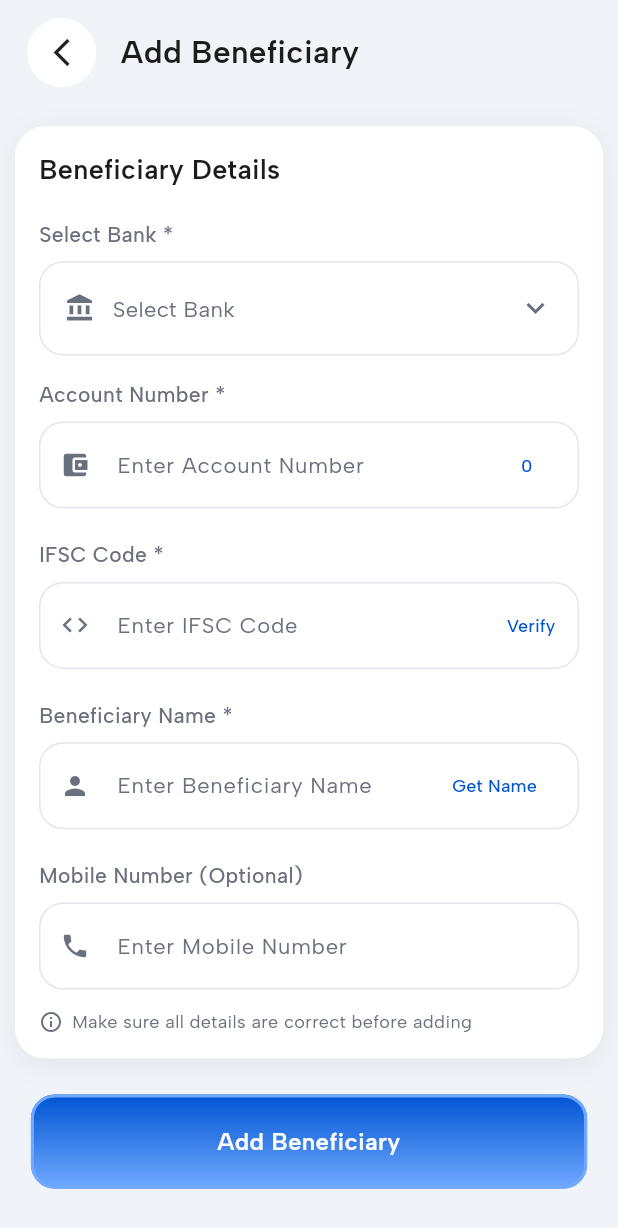
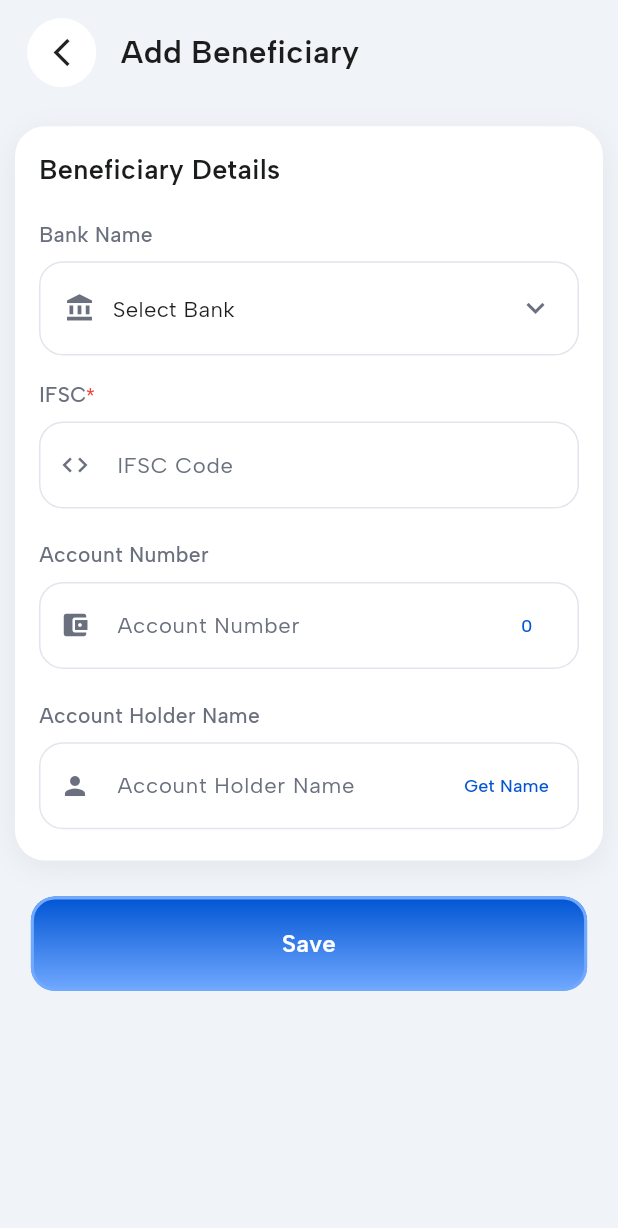
Before and after one commit to vinitkumawatoffice0047/payrupya_flutter, a Flutter app: the AddBeneficiaryScreen screen opened directly, on a phone screen of 412 x 824 dp. Shown: the top 1228 px of the screen. Run offline on Flutter 3.47's test engine with Material 3 defaults, Android fonts, the phone set to English and light mode, and no system bars; our stand-ins replace carousel_slider, connectivity_plus, dio, fluttertoast, geocoding, geolocator and 8 more; missing offline and left inert: dart:ffi, razorpay_flutter; accounts and stored records are empty.

Commit message:
APIs Integration Updated!

```diff
--- a/lib/view/add_beneficiary_screen.dart
+++ b/lib/view/add_beneficiary_screen.dart
@@ -489,10 +489,19 @@ class AddBeneficiaryScreen extends StatefulWidget {
 class _AddBeneficiaryScreenState extends State<AddBeneficiaryScreen> {
   final DmtWalletController dmtController = Get.put(DmtWalletController());
   final ValueNotifier<int> charCountNotifier = ValueNotifier<int>(0);
+  final ValueNotifier<bool> isLoadingName = ValueNotifier<bool>(false);
 
   @override
   void initState() {
     super.initState();
+    // Clear form
+    dmtController.selectedBank.value = "Select Bank";
+    dmtController.beneIfscController.value.clear();
+    dmtController.beneMobileController.value.clear();
+    dmtController.beneAccountController.value.clear();
+    dmtController.beneNameController.value.clear();
+    dmtController.isAccountVerified.value = false;
+
     // Fetch banks list
     Future.delayed(Duration(milliseconds: 300), () {
       if (mounted) {
@@ -503,7 +512,8 @@ class _AddBeneficiaryScreenState extends State<AddBeneficiaryScreen> {
 
   @override
   void dispose() {
-    charCountNotifier.dispose(); // Memory leak se bachne ke liye dispose karein
+    charCountNotifier.dispose();
+    isLoadingName.dispose();
     super.dispose();
   }
 
@@ -598,7 +608,7 @@ class _AddBeneficiaryScreenState extends State<AddBeneficiaryScreen> {
               SizedBox(height: 20),
 
               // Bank Selection
-              buildLabelText('Select Bank *'),
+              buildLabelText('Bank Name'),
               SizedBox(height: 8),
               GestureDetector(
                 onTap: () {
@@ -644,8 +654,97 @@ class _AddBeneficiaryScreenState extends State<AddBeneficiaryScreen> {
               ),
               SizedBox(height: 16),
 
+              // IFSC Code
+              SizedBox(child: Row(
+                children: [
+                  buildLabelText('IFSC'),
+                  Text("*", style: TextStyle(color: Colors.red, fontSize: 12,),),
+                ],
+              )),
+              SizedBox(height: 8),
+              GlobalUtils.CustomTextField(
+                label: "IFSC Code",
+                showLabel: false,
+                controller: dmtController.beneIfscController.value,
+                placeholder: "IFSC Code",
+                height: GlobalUtils.screenWidth * (60 / 393),
+                width: GlobalUtils.screenWidth * 0.9,
+                backgroundColor: Colors.white,
+                borderColor: Color(0xffE2E5EC),
+                borderRadius: 16,
+                placeholderStyle: GoogleFonts.albertSans(
+                  fontSize: GlobalUtils.screenWidth * (14 / 393),
+                  color: Color(0xFF6B707E),
+                ),
+                inputTextStyle: GoogleFonts.albertSans(
+                  fontSize: GlobalUtils.screenWidth * (14 / 393),
+                  color: Color(0xFF1B1C1C),
+                ),
+                prefixIcon: Icon(Icons.code,
+                    color: Color(0xFF6B707E), size: 20),
+                /*suffixIcon: TextButton(
+                  onPressed: () async {
+                    String account = dmtController.beneAccountController.value.text.trim();
+                    String ifsc = dmtController.beneIfscController.value.text.trim();
+
+                    if (account.isEmpty) {
+                      Fluttertoast.showToast(msg: "Account number required!");
+                      return;
+                    }
+                    if (!dmtController.isValidAccountNumber(account)) {
+                      Fluttertoast.showToast(msg: "Please enter valid Account number! (9-18 digits)");
+                      return;
+                    }
+                    if (ifsc.isEmpty) {
+                      Fluttertoast.showToast(msg: "IFSC code required!");
+                      return;
+                    }
+                    if (!dmtController.isValidIFSC(ifsc)) {
+                      Fluttertoast.showToast(msg: "Please enter valid IFSC! (e.g. SBIN0001234)");
+                      return;
+                    }
+                    if(dmtController.beneNameController.value.text.trim().isEmpty){
+                      Fluttertoast.showToast(msg: "Please enter beneficiary name!");
+                      return;
+                    }
+                    if (dmtController.selectedBank.value.isEmpty || dmtController.selectedBank.value == "Select Bank") {
+                      Fluttertoast.showToast(msg: "Please select bank first", backgroundColor: Colors.red);
+                      return;
+                    }
+
+                    // Verify account
+                    await dmtController.verifyAccount(context);
+                  },
+                  child: dmtController.isAccountVerified.value ?
+                    Row(
+                      mainAxisSize: MainAxisSize.min,
+                      children: [
+                      Image.asset("assets/images/verified_icon.png",
+                      height: 20,
+                      ),
+                      SizedBox(width: 2,),
+                      Text("Verified", style: GoogleFonts.albertSans(
+                        fontSize: GlobalUtils.screenWidth * (14 / 393),
+                        color: Color(0xFF0054D3),
+                        fontWeight: FontWeight.w500,
+                      ),),
+                      SizedBox(width: 12,),
+                    ],) :
+                    Text(
+                      "Verify",
+                      style: GoogleFonts.albertSans(
+                        fontSize: 12,
+                        fontWeight: FontWeight.w500,
+                        color: Color(0xFF0054D3),
+                      ),
+                    ),
+                ),*/
+              ),
+
+              SizedBox(height: 16),
+
               // Account Number
-              buildLabelText('Account Number *'),
+              buildLabelText('Account Number'),
               SizedBox(height: 8),
               GlobalUtils.CustomTextField(
                 onChanged: (value) {
@@ -654,7 +753,7 @@ class _AddBeneficiaryScreenState extends State<AddBeneficiaryScreen> {
                 label: "Account Number",
                 showLabel: false,
                 controller: dmtController.beneAccountController.value,
-                placeholder: "Enter Account Number",
+                placeholder: "Account Number",
                 height: GlobalUtils.screenWidth * (60 / 393),
                 width: GlobalUtils.screenWidth * 0.9,
                 backgroundColor: Colors.white,
@@ -697,85 +796,7 @@ class _AddBeneficiaryScreenState extends State<AddBeneficiaryScreen> {
                 prefixIcon: Icon(Icons.account_balance_wallet,
                     color: Color(0xFF6B707E), size: 20),
               ),
-              SizedBox(height: 16),
 
-              // IFSC Code
-              buildLabelText('IFSC Code *'),
-              SizedBox(height: 8),
-              GlobalUtils.CustomTextField(
-                label: "IFSC Code",
-                showLabel: false,
-                controller: dmtController.beneIfscController.value,
-                placeholder: "Enter IFSC Code",
-                height: GlobalUtils.screenWidth * (60 / 393),
-                width: GlobalUtils.screenWidth * 0.9,
-                backgroundColor: Colors.white,
-                borderColor: Color(0xffE2E5EC),
-                borderRadius: 16,
-                placeholderStyle: GoogleFonts.albertSans(
-                  fontSize: GlobalUtils.screenWidth * (14 / 393),
-                  color: Color(0xFF6B707E),
-                ),
-                inputTextStyle: GoogleFonts.albertSans(
-                  fontSize: GlobalUtils.screenWidth * (14 / 393),
-                  color: Color(0xFF1B1C1C),
-                ),
-                prefixIcon: Icon(Icons.code,
-                    color: Color(0xFF6B707E), size: 20),
-                suffixIcon: TextButton(
-                  onPressed: () async {
-                    String account = dmtController.beneAccountController.value.text.trim();
-                    String ifsc = dmtController.beneIfscController.value.text.trim();
-
-                    if (account.isEmpty) {
-                      Fluttertoast.showToast(msg: "Account number required!");
-                      return;
-                    }
-                    if (!dmtController.isValidAccountNumber(account)) {
-                      Fluttertoast.showToast(msg: "Please enter valid Account number! (9-18 digits)");
-                      return;
-                    }
-
-                    if (ifsc.isEmpty) {
-                      Fluttertoast.showToast(msg: "IFSC code required!");
-                      return;
-                    }
-                    if (!dmtController.isValidIFSC(ifsc)) {
-                      Fluttertoast.showToast(msg: "Please enter valid IFSC! (e.g. SBIN0001234)");
-                      return;
-                    }
-
-                    if(dmtController.beneNameController.value.text.trim().isEmpty){
-                      Fluttertoast.showToast(msg: "Please enter beneficiary name!");
-                      return;
-                    }
-
-                    // if (account.isEmpty || ifsc.isEmpty) {
-                    //   Fluttertoast.showToast(
-                    //     msg: "Please enter account number and IFSC",
-                    //     backgroundColor: Colors.red,
-                    //   );
-                    //   return;
-                    // }
-
-                    if (dmtController.selectedBank.value.isEmpty || dmtController.selectedBank.value == "Select Bank") {
-                      Fluttertoast.showToast(msg: "Please select bank first", backgroundColor: Colors.red);
-                      return;
-                    }
-
-                    // Verify account
-                    await dmtController.verifyAccount(context);
-                  },
-                  child: Text(
-                    "Verify",
-                    style: GoogleFonts.albertSans(
-                      fontSize: 12,
-                      fontWeight: FontWeight.w500,
-                      color: Color(0xFF0054D3),
-                    ),
-                  ),
-                ),
-              ),
               SizedBox(height: 16),
 
               // Account verification status
@@ -809,21 +830,24 @@ class _AddBeneficiaryScreenState extends State<AddBeneficiaryScreen> {
               ],
 
               // Beneficiary Name
-              buildLabelText('Beneficiary Name *'),
+              buildLabelText('Account Holder Name'),
               SizedBox(height: 8),
               GlobalUtils.CustomTextField(
-                label: "Beneficiary Name",
+                label: "Account Holder Name",
                 showLabel: false,
                 controller: dmtController.beneNameController.value,
-                placeholder: "Enter Beneficiary Name",
+                placeholder: "Account Holder Name",
                 height: GlobalUtils.screenWidth * (60 / 393),
                 width: GlobalUtils.screenWidth * 0.9,
                 backgroundColor: Colors.white,
                 borderColor: Color(0xffE2E5EC),
                 borderRadius: 16,
                 isName: true,
-                suffixIcon: TextButton(
-                  onPressed: (){
+                suffixIcon: ValueListenableBuilder<bool>(
+                  valueListenable: isLoadingName,
+                  builder: (context, loading, child) {
+                    return TextButton(
+                      onPressed: loading ? null : () async{
                         String account = dmtController.beneAccountController.value.text.trim();
                         String ifsc = dmtController.beneIfscController.value.text.trim();
                         if (account.isEmpty) {
@@ -846,11 +870,22 @@ class _AddBeneficiaryScreenState extends State<AddBeneficiaryScreen> {
                           Fluttertoast.showToast(msg: "Please select bank first", backgroundColor: Colors.red);
                           return;
                         }
+                        isLoadingName.value = true;
+                        await dmtController.getBeneficiaryName(context);
+                        isLoadingName.value = false;
                         // dmtController.getBeneficiaryName(context);
                       },
-                  child: Container(
+                      child: loading
+                          ? SizedBox(  // ✅ Show loading indicator
+                        width: 16,
+                        height: 16,
+                        child: CircularProgressIndicator(
+                          strokeWidth: 2,
+                          valueColor: AlwaysStoppedAnimation<Color>(Color(0xFF0054D3)),
+                        ),
+                      )
+                          : Container(  // ✅ Show "Get Name" text
                         padding: EdgeInsets.symmetric(horizontal: 8, vertical: 4),
-                    margin: EdgeInsets.only(right: 8),
                         child: Row(
                           mainAxisSize: MainAxisSize.min,
                           children: [
@@ -865,12 +900,14 @@ class _AddBeneficiaryScreenState extends State<AddBeneficiaryScreen> {
                           ],
                         ),
                       ),
+                    );
+                  },
                 ),
-                onSubmitted: (value){
-                  if(value.isNotEmpty){
-                    dmtController.currentSender.value?.name = value;
-                  }
-                },
+                // onSubmitted: (value){
+                //   if(value.isNotEmpty){
+                //     dmtController.currentSender.value?.name = value;
+                //   }
+                // },
                 placeholderStyle: GoogleFonts.albertSans(
                   fontSize: GlobalUtils.screenWidth * (14 / 393),
                   color: Color(0xFF6B707E),
@@ -884,57 +921,57 @@ class _AddBeneficiaryScreenState extends State<AddBeneficiaryScreen> {
                 enabled: !dmtController.isAccountVerified.value,
                 readOnly: dmtController.isAccountVerified.value,
               ),
-              SizedBox(height: 16),
-
-              // Mobile Number (Optional)
-              buildLabelText('Mobile Number (Optional)'),
-              SizedBox(height: 8),
-              GlobalUtils.CustomTextField(
-                label: "Mobile Number",
-                showLabel: false,
-                controller: dmtController.beneMobileController.value,
-                placeholder: "Enter Mobile Number",
-                height: GlobalUtils.screenWidth * (60 / 393),
-                width: GlobalUtils.screenWidth * 0.9,
-                backgroundColor: Colors.white,
-                borderColor: Color(0xffE2E5EC),
-                borderRadius: 16,
-                isMobileNumber: true,
-                onSubmitted: (value) {
-                  if (value.isNotEmpty && !value.startsWith('+91')) {
-                    dmtController.currentSender.value?.mobile = value;
-                  }
-                },
-                placeholderStyle: GoogleFonts.albertSans(
-                  fontSize: GlobalUtils.screenWidth * (14 / 393),
-                  color: Color(0xFF6B707E),
-                ),
-                inputTextStyle: GoogleFonts.albertSans(
-                  fontSize: GlobalUtils.screenWidth * (14 / 393),
-                  color: Color(0xFF1B1C1C),
-                ),
-                prefixIcon: Icon(Icons.phone,
-                    color: Color(0xFF6B707E), size: 20),
-              ),
-              SizedBox(height: 8),
-
-              // Info text
-              Row(
-                children: [
-                  Icon(Icons.info_outline,
-                      size: 16, color: Color(0xFF6B707E)),
-                  SizedBox(width: 6),
-                  Expanded(
-                    child: Text(
-                      'Make sure all details are correct before adding',
-                      style: GoogleFonts.albertSans(
-                        fontSize: 12,
-                        color: Color(0xFF6B707E),
-                      ),
-                    ),
-                  ),
-                ],
-              ),
+              // SizedBox(height: 16),
+              //
+              // // Mobile Number (Optional)
+              // buildLabelText('Mobile Number (Optional)'),
+              // SizedBox(height: 8),
+              // GlobalUtils.CustomTextField(
+              //   label: "Mobile Number",
+              //   showLabel: false,
+              //   controller: dmtController.beneMobileController.value,
+              //   placeholder: "Mobile Number",
+              //   height: GlobalUtils.screenWidth * (60 / 393),
+              //   width: GlobalUtils.screenWidth * 0.9,
+              //   backgroundColor: Colors.white,
+              //   borderColor: Color(0xffE2E5EC),
+              //   borderRadius: 16,
+              //   isMobileNumber: true,
+              //   onSubmitted: (value) {
+              //     if (value.isNotEmpty && !value.startsWith('+91')) {
+              //       dmtController.currentSender.value?.mobile = value;
+              //     }
+              //   },
+              //   placeholderStyle: GoogleFonts.albertSans(
+              //     fontSize: GlobalUtils.screenWidth * (14 / 393),
+              //     color: Color(0xFF6B707E),
+              //   ),
+              //   inputTextStyle: GoogleFonts.albertSans(
+              //     fontSize: GlobalUtils.screenWidth * (14 / 393),
+              //     color: Color(0xFF1B1C1C),
+              //   ),
+              //   prefixIcon: Icon(Icons.phone,
+              //       color: Color(0xFF6B707E), size: 20),
+              // ),
+              // SizedBox(height: 8),
+              //
+              // // Info text
+              // Row(
+              //   children: [
+              //     Icon(Icons.info_outline,
+              //         size: 16, color: Color(0xFF6B707E)),
+              //     SizedBox(width: 6),
+              //     Expanded(
+              //       child: Text(
+              //         'Make sure all details are correct before adding',
+              //         style: GoogleFonts.albertSans(
+              //           fontSize: 12,
+              //           color: Color(0xFF6B707E),
+              //         ),
+              //       ),
+              //     ),
+              //   ],
+              // ),
             ],
           ),
         ),
@@ -942,7 +979,7 @@ class _AddBeneficiaryScreenState extends State<AddBeneficiaryScreen> {
 
         // Add Beneficiary Button
         GlobalUtils.CustomButton(
-          text: "Add Beneficiary",
+          text: "Save",
           onPressed: () async {
             if (dmtController.selectedBank.value.isEmpty || dmtController.selectedBank.value == "Select Bank") {
               Fluttertoast.showToast(msg: "Please select bank");
--- a/lib/view/wallet_screen.dart
+++ b/lib/view/wallet_screen.dart
@@ -1017,7 +1017,7 @@ class _WalletScreenState extends State<WalletScreen> {
                       ),
                       SizedBox(width: 6),
                       Text(
-                        'Consumed Unit',
+                        'Consumed Limit',
                         style: GoogleFonts.albertSans(
                           fontSize: 12,
                           color: Color(0xff707070),
```
Also changed, not shown: lib/controllers/dmt_wallet_controller.dart (+116 -4 lines). Lines whose indentation alone changed are shown as unchanged.
